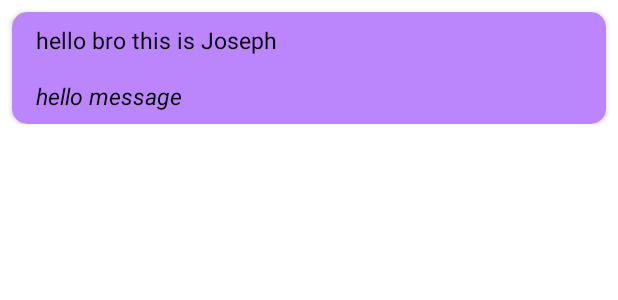
After one commit to J-cart/MessageMe, an Android app: the layout recent_chats_viewholder.xml on its own in the app's theme, with its tools: preview values and no code run, on a phone screen of 412 x 824 dp. The commit adds this screen. Shown: the top 300 px of the screen. Run offline under Robolectric (Android 15) with nearby library versions, the phone set to English and light mode, and no system bars.

Commit message:
friend request almost done, chat feature implemented,working on recent chats

```diff
--- a/app/src/main/java/com/tutorial/messageme/data/arch/ChatsRepository.kt
+++ b/app/src/main/java/com/tutorial/messageme/data/arch/ChatsRepository.kt
@@ -2,6 +2,7 @@ package com.tutorial.messageme.data.arch
 
 import com.google.firebase.auth.FirebaseUser
 import com.tutorial.messageme.data.models.ChatMessage
+import com.tutorial.messageme.data.models.LatestChatMessage
 import com.tutorial.messageme.data.models.RequestBody
 import com.tutorial.messageme.data.models.UserBody
 import com.tutorial.messageme.data.utils.RequestState
@@ -22,7 +23,8 @@ interface ChatsRepository {
     fun sendMessage(
         currentUserUid: String,
         otherUserUid: String,
-        message: ChatMessage
+        message: ChatMessage,
+        latestChatMessage: LatestChatMessage
     ): Flow<RequestState>
 
 
@@ -39,4 +41,6 @@ interface ChatsRepository {
 
     fun getAllFriends(): Flow<Resource<List<UserBody>>>
 
+    fun getLatestMsg(currentUser: FirebaseUser): Flow<Resource<List<LatestChatMessage>>>
+
 }
--- /dev/null
+++ b/app/src/main/java/com/tutorial/messageme/data/models/LatestChatMessage.kt
@@ -0,0 +1,6 @@
+package com.tutorial.messageme.data.models
+
+data class LatestChatMessage(
+    val userBody: UserBody = UserBody(),
+    val chatMessage: ChatMessage = ChatMessage()
+)
--- a/app/src/main/java/com/tutorial/messageme/data/utils/Constants.kt
+++ b/app/src/main/java/com/tutorial/messageme/data/utils/Constants.kt
@@ -13,3 +13,4 @@ const val TYPE_IMG = "image"
 const val TYPE_AUDIO = "audio"
 const val SENDER_ID = "senderId"
 const val RECEIVER_ID = "receiverId"
+const val LATEST_MSG = "Latest_Messages"
--- a/app/src/main/java/com/tutorial/messageme/ui/ChatsFragment.kt
+++ b/app/src/main/java/com/tutorial/messageme/ui/ChatsFragment.kt
@@ -13,6 +13,7 @@ import com.google.firebase.auth.ktx.auth
 import com.google.firebase.ktx.Firebase
 import com.tutorial.messageme.data.arch.ChatsViewModel
 import com.tutorial.messageme.data.models.ChatMessage
+import com.tutorial.messageme.data.models.LatestChatMessage
 import com.tutorial.messageme.data.models.UserBody
 import com.tutorial.messageme.data.utils.ChatsAdapter
 import com.tutorial.messageme.data.utils.Resource
@@ -69,7 +70,7 @@ class ChatsFragment : Fragment() {
             timeStamp = System.currentTimeMillis().toString()
         )
 
-        viewModel.sendMsg(currentUser,otherUser,msg)
+        viewModel.sendMsg(currentUser, otherUser, msg, LatestChatMessage(otherUser, msg))
         binding.msgBox.text.clear()
 
     }
--- a/app/src/main/java/com/tutorial/messageme/ui/LoginFragment.kt
+++ b/app/src/main/java/com/tutorial/messageme/ui/LoginFragment.kt
@@ -12,6 +12,7 @@ import androidx.lifecycle.lifecycleScope
 import androidx.navigation.fragment.findNavController
 import com.google.firebase.auth.ktx.auth
 import com.google.firebase.ktx.Firebase
+import com.tutorial.messageme.R
 import com.tutorial.messageme.data.arch.ChatsViewModel
 import com.tutorial.messageme.data.utils.RequestState
 import com.tutorial.messageme.databinding.FragmentLoginBinding
@@ -77,9 +78,7 @@ class LoginFragment : Fragment() {
                                     "Login Successful--> ${it.data}",
                                     Toast.LENGTH_SHORT
                                 ).show()
-                                val navigate =
-                                    LoginFragmentDirections.actionLoginFragmentToRecentChatsFragment()
-                                findNavController().navigate(navigate)
+                                findNavController().navigate(R.id.recentChatsFragment)
                             }
                             is RequestState.Failure -> {
                                 progressBar.isVisible = false
--- a/app/src/main/java/com/tutorial/messageme/ui/ProfileFragment.kt
+++ b/app/src/main/java/com/tutorial/messageme/ui/ProfileFragment.kt
@@ -44,11 +44,11 @@ class ProfileFragment : Fragment() {
             currentUser?.let { current ->
                 binding.infoText.text = other.toString()
                 observeSentReq(current, other)
-                viewModel.loadSentRequestState(current.uid, other.uid)
+//                viewModel.loadSentRequestState(current.uid, other.uid)
                 viewModel.addSentRequestSnapshot(current, other)
 
                 observeReceived(current, other)
-                viewModel.loadReceivedRequestState(current.uid, other.uid)
+//                viewModel.loadReceivedRequestState(current.uid, other.uid)
                 viewModel.addReceivedRequestSnapshot(current, other)
 
                 viewModel.addSpecificAcceptedSnapshot(current,other)
--- a/app/src/main/res/layout/fragment_recent_chats.xml
+++ b/app/src/main/res/layout/fragment_recent_chats.xml
@@ -41,6 +41,7 @@
         android:id="@+id/fabAddFriends"
         android:layout_width="wrap_content"
         android:layout_height="wrap_content"
+        android:visibility="invisible"
         android:layout_marginEnd="44dp"
         android:layout_marginBottom="72dp"
         app:layout_constraintBottom_toBottomOf="parent"
--- /dev/null
+++ b/app/src/main/res/layout/recent_chats_viewholder.xml
@@ -0,0 +1,61 @@
+<?xml version="1.0" encoding="utf-8"?>
+<androidx.constraintlayout.widget.ConstraintLayout xmlns:android="http://schemas.android.com/apk/res/android"
+    xmlns:app="http://schemas.android.com/apk/res-auto"
+    xmlns:tools="http://schemas.android.com/tools"
+    android:layout_width="match_parent"
+    android:layout_height="wrap_content"
+    android:clipChildren="false">
+
+    <androidx.cardview.widget.CardView
+        android:layout_width="match_parent"
+        android:layout_height="wrap_content"
+        android:layout_margin="8dp"
+        android:backgroundTint="@color/purple_200"
+        android:elevation="50dp"
+        app:cardCornerRadius="10dp"
+        app:layout_constraintStart_toStartOf="parent"
+        app:layout_constraintTop_toTopOf="parent">
+
+        <androidx.constraintlayout.widget.ConstraintLayout
+            android:layout_width="match_parent"
+            android:layout_height="match_parent"
+            android:clipChildren="false">
+
+            <androidx.appcompat.widget.AppCompatTextView
+                android:id="@+id/userBody"
+                android:layout_width="0dp"
+                android:layout_height="wrap_content"
+                android:layout_marginStart="8dp"
+                android:padding="8dp"
+                android:textAlignment="textStart"
+                android:textColor="@color/black"
+                android:textSize="15dp"
+                app:layout_constraintStart_toStartOf="parent"
+                app:layout_constraintTop_toTopOf="parent"
+                tools:text="hello bro this is Joseph" />
+
+            <androidx.appcompat.widget.AppCompatTextView
+                android:id="@+id/msg"
+                android:layout_width="0dp"
+                android:layout_height="wrap_content"
+                android:layout_marginEnd="8dp"
+                android:ellipsize="end"
+                android:maxLength="30"
+                android:padding="8dp"
+                android:textAlignment="textStart"
+                android:textColor="@color/black"
+                android:textSize="15dp"
+                android:textStyle="italic"
+                app:layout_constraintEnd_toEndOf="parent"
+                app:layout_constraintStart_toStartOf="@+id/userBody"
+                app:layout_constraintTop_toBottomOf="@id/userBody"
+                tools:text="hello message" />
+
+
+        </androidx.constraintlayout.widget.ConstraintLayout>
+
+
+    </androidx.cardview.widget.CardView>
+
+
+</androidx.constraintlayout.widget.ConstraintLayout>
```
Also changed, not shown: app/src/main/java/com/tutorial/messageme/data/arch/ChatsRepositoryImpl.kt (+48 -6 lines), app/src/main/java/com/tutorial/messageme/data/arch/ChatsViewModel.kt (+54 -10 lines), app/src/main/java/com/tutorial/messageme/data/models/RecentChatAdapter.kt (added, +59 -0 lines), app/src/main/java/com/tutorial/messageme/ui/AllUsersFragment.kt (+0 -14 lines), app/src/main/java/com/tutorial/messageme/ui/RecentChatsFragment.kt (+47 -2 lines).
